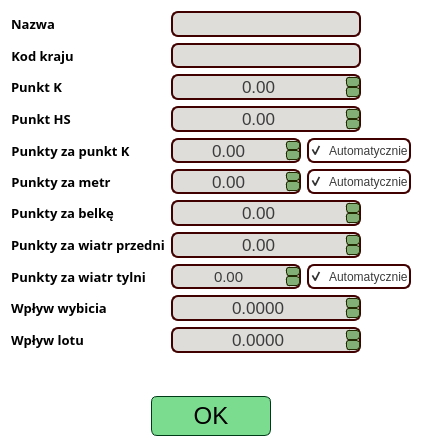
Above: source/UI/EditorWidgets/HillEditorWidget.ui from SiekamCebule/sj-sim before the change. Below: the same form after it.
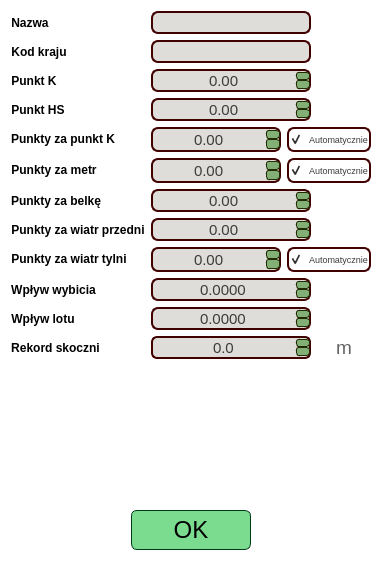
That is the form after the change.

Diff of the .ui file:
```diff
--- a/source/UI/EditorWidgets/HillEditorWidget.ui
+++ b/source/UI/EditorWidgets/HillEditorWidget.ui
@@ -9,8 +9,8 @@
    <rect>
     <x>0</x>
     <y>0</y>
-    <width>418</width>
-    <height>447</height>
+    <width>381</width>
+    <height>561</height>
    </rect>
   </property>
   <property name="font">
@@ -27,15 +27,15 @@
   </property>
   <layout class="QVBoxLayout" name="verticalLayout_3">
    <item>
-    <layout class="QVBoxLayout" name="verticalLayout">
+    <layout class="QVBoxLayout" name="verticalLayout" stretch="2,1,0,0">
      <item>
       <layout class="QFormLayout" name="formLayout_input">
        <item row="0" column="0">
         <widget class="QLabel" name="label_name">
          <property name="font">
           <font>
-           <family>Quicksand Medium</family>
-           <pointsize>10</pointsize>
+           <family>Segoe UI</family>
+           <pointsize>9</pointsize>
            <bold>true</bold>
           </font>
          </property>
@@ -57,19 +57,19 @@
         <widget class="QLineEdit" name="lineEdit_name">
          <property name="minimumSize">
           <size>
-           <width>190</width>
-           <height>25</height>
+           <width>160</width>
+           <height>23</height>
           </size>
          </property>
          <property name="maximumSize">
           <size>
-           <width>190</width>
-           <height>28</height>
+           <width>160</width>
+           <height>23</height>
           </size>
          </property>
          <property name="font">
           <font>
-           <pointsize>13</pointsize>
+           <pointsize>11</pointsize>
           </font>
          </property>
          <property name="styleSheet">
@@ -99,8 +99,8 @@
         <widget class="QLabel" name="label_countryCode">
          <property name="font">
           <font>
-           <family>Quicksand Medium</family>
-           <pointsize>10</pointsize>
+           <family>Segoe UI</family>
+           <pointsize>9</pointsize>
            <bold>true</bold>
           </font>
          </property>
@@ -119,7 +119,7 @@
         </widget>
        </item>
        <item row="1" column="1">
-        <layout class="QHBoxLayout" name="horizontalLayout" stretch="0,0">
+        <layout class="QHBoxLayout" name="horizontalLayout" stretch="0,0,0">
          <property name="spacing">
           <number>6</number>
          </property>
@@ -127,19 +127,19 @@
           <widget class="QLineEdit" name="lineEdit_countryCode">
            <property name="minimumSize">
             <size>
-             <width>190</width>
-             <height>25</height>
+             <width>160</width>
+             <height>23</height>
             </size>
            </property>
            <property name="maximumSize">
             <size>
-             <width>190</width>
-             <height>28</height>
+             <width>160</width>
+             <height>23</height>
             </size>
            </property>
            <property name="font">
             <font>
-             <pointsize>13</pointsize>
+             <pointsize>11</pointsize>
             </font>
            </property>
            <property name="styleSheet">
@@ -168,6 +168,19 @@
            </property>
           </widget>
          </item>
+         <item>
+          <spacer name="horizontalSpacer_5">
+           <property name="orientation">
+            <enum>Qt::Horizontal</enum>
+           </property>
+           <property name="sizeHint" stdset="0">
+            <size>
+             <width>40</width>
+             <height>20</height>
+            </size>
+           </property>
+          </spacer>
+         </item>
          <item>
           <widget class="QLabel" name="label_countryFlag">
            <property name="sizePolicy">
@@ -209,8 +222,8 @@
         <widget class="QLabel" name="label">
          <property name="font">
           <font>
-           <family>Quicksand Medium</family>
-           <pointsize>10</pointsize>
+           <family>Segoe UI</family>
+           <pointsize>9</pointsize>
            <bold>true</bold>
           </font>
          </property>
@@ -232,19 +245,19 @@
         <widget class="QDoubleSpinBox" name="doubleSpinBox_KPoint">
          <property name="minimumSize">
           <size>
-           <width>190</width>
-           <height>25</height>
+           <width>160</width>
+           <height>23</height>
           </size>
          </property>
          <property name="maximumSize">
           <size>
-           <width>190</width>
-           <height>28</height>
+           <width>160</width>
+           <height>23</height>
           </size>
          </property>
          <property name="font">
           <font>
-           <pointsize>13</pointsize>
+           <pointsize>11</pointsize>
           </font>
          </property>
          <property name="styleSheet">
@@ -283,8 +296,8 @@
         <widget class="QLabel" name="label_2">
          <property name="font">
           <font>
-           <family>Quicksand Medium</family>
-           <pointsize>10</pointsize>
+           <family>Segoe UI</family>
+           <pointsize>9</pointsize>
            <bold>true</bold>
           </font>
          </property>
@@ -306,19 +319,19 @@
         <widget class="QDoubleSpinBox" name="doubleSpinBox_HSPoint">
          <property name="minimumSize">
           <size>
-           <width>190</width>
-           <height>25</height>
+           <width>160</width>
+           <height>23</height>
           </size>
          </property>
          <property name="maximumSize">
           <size>
-           <width>190</width>
-           <height>28</height>
+           <width>160</width>
+           <height>23</height>
           </size>
          </property>
          <property name="font">
           <font>
-           <pointsize>13</pointsize>
+           <pointsize>11</pointsize>
           </font>
          </property>
          <property name="styleSheet">
@@ -357,8 +370,8 @@
         <widget class="QLabel" name="label_6">
          <property name="font">
           <font>
-           <family>Quicksand Medium</family>
-           <pointsize>10</pointsize>
+           <family>Segoe UI</family>
+           <pointsize>9</pointsize>
            <bold>true</bold>
           </font>
          </property>
@@ -394,7 +407,7 @@
            </property>
            <property name="font">
             <font>
-             <pointsize>13</pointsize>
+             <pointsize>11</pointsize>
             </font>
            </property>
            <property name="styleSheet">
@@ -454,7 +467,7 @@
            </property>
            <property name="font">
             <font>
-             <pointsize>9</pointsize>
+             <pointsize>7</pointsize>
             </font>
            </property>
            <property name="styleSheet">
@@ -479,8 +492,8 @@
         <widget class="QLabel" name="label_7">
          <property name="font">
           <font>
-           <family>Quicksand Medium</family>
-           <pointsize>10</pointsize>
+           <family>Segoe UI</family>
+           <pointsize>9</pointsize>
            <bold>true</bold>
           </font>
          </property>
@@ -516,7 +529,7 @@
            </property>
            <property name="font">
             <font>
-             <pointsize>13</pointsize>
+             <pointsize>11</pointsize>
             </font>
            </property>
            <property name="styleSheet">
@@ -579,7 +592,7 @@
            </property>
            <property name="font">
             <font>
-             <pointsize>9</pointsize>
+             <pointsize>7</pointsize>
             </font>
            </property>
            <property name="styleSheet">
@@ -604,8 +617,8 @@
         <widget class="QLabel" name="label_3">
          <property name="font">
           <font>
-           <family>Quicksand Medium</family>
-           <pointsize>10</pointsize>
+           <family>Segoe UI</family>
+           <pointsize>9</pointsize>
            <bold>true</bold>
           </font>
          </property>
@@ -627,19 +640,19 @@
         <widget class="QDoubleSpinBox" name="doubleSpinBox_gatePoints">
          <property name="minimumSize">
           <size>
-           <width>190</width>
-           <height>25</height>
+           <width>160</width>
+           <height>23</height>
           </size>
          </property>
          <property name="maximumSize">
           <size>
-           <width>190</width>
-           <height>28</height>
+           <width>160</width>
+           <height>23</height>
           </size>
          </property>
          <property name="font">
           <font>
-           <pointsize>13</pointsize>
+           <pointsize>11</pointsize>
           </font>
          </property>
          <property name="styleSheet">
@@ -681,8 +694,8 @@
         <widget class="QLabel" name="label_4">
          <property name="font">
           <font>
-           <family>Quicksand Medium</family>
-           <pointsize>10</pointsize>
+           <family>Segoe UI</family>
+           <pointsize>9</pointsize>
            <bold>true</bold>
           </font>
          </property>
@@ -704,19 +717,19 @@
         <widget class="QDoubleSpinBox" name="doubleSpinBox_frontWindPoints">
          <property name="minimumSize">
           <size>
-           <width>190</width>
-           <height>25</height>
+           <width>160</width>
+           <height>23</height>
           </size>
          </property>
          <property name="maximumSize">
           <size>
-           <width>190</width>
-           <height>28</height>
+           <width>160</width>
+           <height>23</height>
           </size>
          </property>
          <property name="font">
           <font>
-           <pointsize>13</pointsize>
+           <pointsize>11</pointsize>
           </font>
          </property>
          <property name="styleSheet">
@@ -758,8 +771,8 @@
         <widget class="QLabel" name="label_5">
          <property name="font">
           <font>
-           <family>Quicksand Medium</family>
-           <pointsize>10</pointsize>
+           <family>Segoe UI</family>
+           <pointsize>9</pointsize>
            <bold>true</bold>
           </font>
          </property>
@@ -858,7 +871,7 @@
            </property>
            <property name="font">
             <font>
-             <pointsize>9</pointsize>
+             <pointsize>7</pointsize>
             </font>
            </property>
            <property name="styleSheet">
@@ -883,8 +896,8 @@
         <widget class="QLabel" name="label_9">
          <property name="font">
           <font>
-           <family>Quicksand Medium</family>
-           <pointsize>10</pointsize>
+           <family>Segoe UI</family>
+           <pointsize>9</pointsize>
            <bold>true</bold>
           </font>
          </property>
@@ -906,19 +919,19 @@
         <widget class="QDoubleSpinBox" name="doubleSpinBox_takeoffEffect">
          <property name="minimumSize">
           <size>
-           <width>190</width>
-           <height>25</height>
+           <width>160</width>
+           <height>23</height>
           </size>
          </property>
          <property name="maximumSize">
           <size>
-           <width>190</width>
-           <height>28</height>
+           <width>160</width>
+           <height>23</height>
           </size>
          </property>
          <property name="font">
           <font>
-           <pointsize>13</pointsize>
+           <pointsize>11</pointsize>
           </font>
          </property>
          <property name="styleSheet">
@@ -963,8 +976,8 @@
         <widget class="QLabel" name="label_10">
          <property name="font">
           <font>
-           <family>Quicksand Medium</family>
-           <pointsize>10</pointsize>
+           <family>Segoe UI</family>
+           <pointsize>9</pointsize>
            <bold>true</bold>
           </font>
          </property>
@@ -986,19 +999,19 @@
         <widget class="QDoubleSpinBox" name="doubleSpinBox_flightEffect">
          <property name="minimumSize">
           <size>
-           <width>190</width>
-           <height>25</height>
+           <width>160</width>
+           <height>23</height>
           </size>
          </property>
          <property name="maximumSize">
           <size>
-           <width>190</width>
-           <height>28</height>
+           <width>160</width>
+           <height>23</height>
           </size>
          </property>
          <property name="font">
           <font>
-           <pointsize>13</pointsize>
+           <pointsize>11</pointsize>
           </font>
          </property>
          <property name="styleSheet">
@@ -1039,6 +1052,117 @@
          </property>
         </widget>
        </item>
+       <item row="11" column="0">
+        <widget class="QLabel" name="label_8">
+         <property name="font">
+          <font>
+           <family>Segoe UI</family>
+           <pointsize>9</pointsize>
+           <bold>true</bold>
+          </font>
+         </property>
+         <property name="styleSheet">
+          <string notr="true">QLabel{
+background: transparent;
+color: rgb(0, 0, 0);
+}</string>
+         </property>
+         <property name="text">
+          <string>Rekord skoczni</string>
+         </property>
+         <property name="alignment">
+          <set>Qt::AlignCenter</set>
+         </property>
+        </widget>
+       </item>
+       <item row="11" column="1">
+        <layout class="QHBoxLayout" name="horizontalLayout_6">
+         <item>
+          <widget class="QDoubleSpinBox" name="doubleSpinBox_record">
+           <property name="minimumSize">
+            <size>
+             <width>160</width>
+             <height>23</height>
+            </size>
+           </property>
+           <property name="maximumSize">
+            <size>
+             <width>160</width>
+             <height>23</height>
+            </size>
+           </property>
+           <property name="font">
+            <font>
+             <pointsize>11</pointsize>
+            </font>
+           </property>
+           <property name="focusPolicy">
+            <enum>Qt::ClickFocus</enum>
+           </property>
+           <property name="styleSheet">
+            <string notr="true">QWidget{
+	background-color: rgb(222, 221, 218);
+	color: rgb(60, 60, 60);
+	border: 2px solid rgb(65, 0, 0);
+	border-radius: 6px;
+}
+
+QDoubleSpinBox::up-button{
+border: 1px solid rgb(33, 42, 0);
+border-radius: 3px;
+		background-color: rgb(129, 175, 117);
+	color: rgb(0, 59, 23);
+}
+QDoubleSpinBox::down-button{
+border: 1px solid rgb(33, 42, 0);
+border-radius: 3px;
+	background-color: rgb(129, 175, 117);
+	color: rgb(0, 59, 23);
+}</string>
+           </property>
+           <property name="wrapping">
+            <bool>false</bool>
+           </property>
+           <property name="frame">
+            <bool>true</bool>
+           </property>
+           <property name="alignment">
+            <set>Qt::AlignCenter</set>
+           </property>
+           <property name="showGroupSeparator" stdset="0">
+            <bool>false</bool>
+           </property>
+           <property name="decimals">
+            <number>1</number>
+           </property>
+           <property name="maximum">
+            <double>1000000.000000000000000</double>
+           </property>
+           <property name="value">
+            <double>0.000000000000000</double>
+           </property>
+          </widget>
+         </item>
+         <item>
+          <widget class="QLabel" name="label_meterDecoration">
+           <property name="font">
+            <font>
+             <pointsize>14</pointsize>
+            </font>
+           </property>
+           <property name="styleSheet">
+            <string notr="true">color: rgb(100, 100, 100);</string>
+           </property>
+           <property name="text">
+            <string>m</string>
+           </property>
+           <property name="alignment">
+            <set>Qt::AlignCenter</set>
+           </property>
+          </widget>
+         </item>
+        </layout>
+       </item>
       </layout>
      </item>
      <item>
```
Left out of the diff: 2 changed lines with no effect on the pictures.
